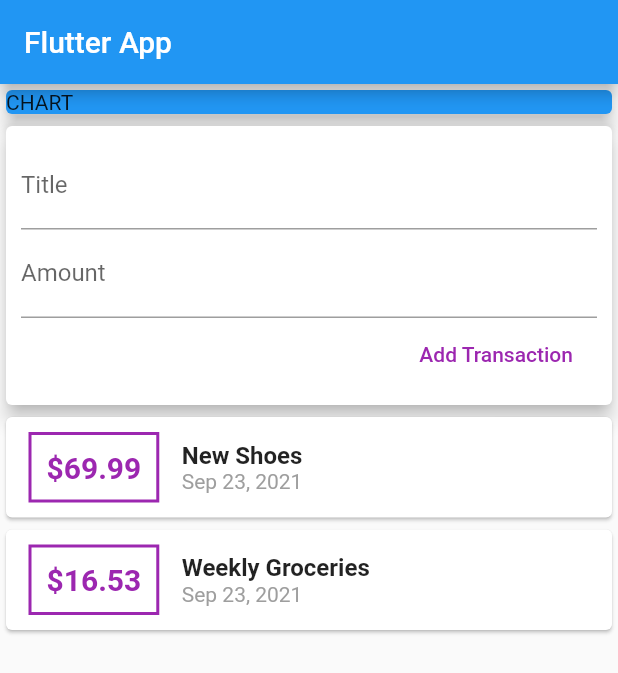
After one commit to jvillarreal2016/Flutter_Project_2, a Flutter app: the screen it shows after launch, on a phone screen of 412 x 824 dp. The commit adds this screen. Shown: the top 673 px of the screen. Run offline on Flutter 3.47's test engine with Material 2 defaults, Android fonts, the phone set to English and light mode, and no system bars.

Commit message:
added transactions and scrollable

```diff
--- /dev/null
+++ b/lib/widgets/new_transactions.dart
@@ -0,0 +1,44 @@
+import 'package:flutter/material.dart';
+
+class NewTransaction extends StatelessWidget {
+  final Function addTx;
+  final titleController = TextEditingController();
+  final amountController = TextEditingController();
+
+  NewTransaction(this.addTx);
+
+  @override
+  Widget build(BuildContext context) {
+    return Card(
+      elevation: 5,
+      child: Container(
+        padding: EdgeInsets.all(10),
+        child: Column(
+          crossAxisAlignment: CrossAxisAlignment.end,
+          children: <Widget>[
+            TextField(
+              decoration: InputDecoration(labelText: 'Title'),
+              controller: titleController,
+              // onChanged: (val) {
+              //   titleInput = val;
+              // },
+            ),
+            TextField(
+              decoration: InputDecoration(labelText: 'Amount'),
+              controller: amountController,
+              // onChanged: (val) => amountInput = val,
+            ),
+            FlatButton(
+              child: Text('Add Transaction'),
+              textColor: Colors.purple,
+              onPressed: () {
+                addTx(
+                    titleController.text, double.parse(amountController.text));
+              },
+            )
+          ],
+        ),
+      ),
+    );
+  }
+}
--- /dev/null
+++ b/lib/widgets/transactionList.dart
@@ -0,0 +1,62 @@
+import 'package:flutter/material.dart';
+import 'package:intl/intl.dart';
+import '../models/transaction.dart';
+
+class TransactionList extends StatelessWidget {
+  final List<Transaction> transactions;
+
+  TransactionList(this.transactions);
+
+  @override
+  Widget build(BuildContext context) {
+    return Container(
+      height: 300,
+      child: SingleChildScrollView(
+        child: Column(
+          children: transactions.map((tx) {
+            return Card(
+              child: Row(
+                children: <Widget>[
+                  Container(
+                    margin: EdgeInsets.symmetric(vertical: 10, horizontal: 15),
+                    decoration: BoxDecoration(
+                      border: Border.all(
+                        color: Colors.purple,
+                        width: 2,
+                      ),
+                    ),
+                    padding: EdgeInsets.all(10),
+                    child: Text(
+                      '\$${tx.amount}',
+                      style: TextStyle(
+                        fontWeight: FontWeight.bold,
+                        fontSize: 20,
+                        color: Colors.purple,
+                      ),
+                    ),
+                  ),
+                  Column(
+                    crossAxisAlignment: CrossAxisAlignment.start,
+                    children: <Widget>[
+                      Text(
+                        tx.title,
+                        style: TextStyle(
+                          fontSize: 16,
+                          fontWeight: FontWeight.bold,
+                        ),
+                      ),
+                      Text(
+                        DateFormat.yMMMd().format(tx.date),
+                        style: TextStyle(color: Colors.grey),
+                      ),
+                    ],
+                  ),
+                ],
+              ),
+            );
+          }).toList(),
+        ),
+      ),
+    );
+  }
+}
--- /dev/null
+++ b/lib/widgets/user_transactions.dart
@@ -0,0 +1,49 @@
+import 'package:flutter/material.dart';
+import './new_transactions.dart';
+import './transactionList.dart';
+import '../models/transaction.dart';
+
+class UserTransactions extends StatefulWidget {
+  @override
+  _UserTransactionsState createState() => _UserTransactionsState();
+}
+
+class _UserTransactionsState extends State<UserTransactions> {
+  final List<Transaction> _userTransaction = [
+    Transaction(
+      id: 't1',
+      title: 'New Shoes',
+      amount: 69.99,
+      date: DateTime.now(),
+    ),
+    Transaction(
+      id: 't2',
+      title: 'Weekly Groceries',
+      amount: 16.53,
+      date: DateTime.now(),
+    ),
+  ];
+
+  void _addNewTransaction(String txTitle, double txAmount) {
+    final newTx = Transaction(
+      title: txTitle,
+      amount: txAmount,
+      date: DateTime.now(),
+      id: DateTime.now().toString(),
+    );
+
+    setState(() {
+      _userTransaction.add(newTx);
+    });
+  }
+
+  @override
+  Widget build(BuildContext context) {
+    return Column(
+      children: <Widget>[
+        NewTransaction(_addNewTransaction),
+        TransactionList(_userTransaction),
+      ],
+    );
+  }
+}
```
Also changed, not shown: lib/main.dart (+6 -91 lines), lib/models/transaction.dart (renamed from lib/transaction.dart).
